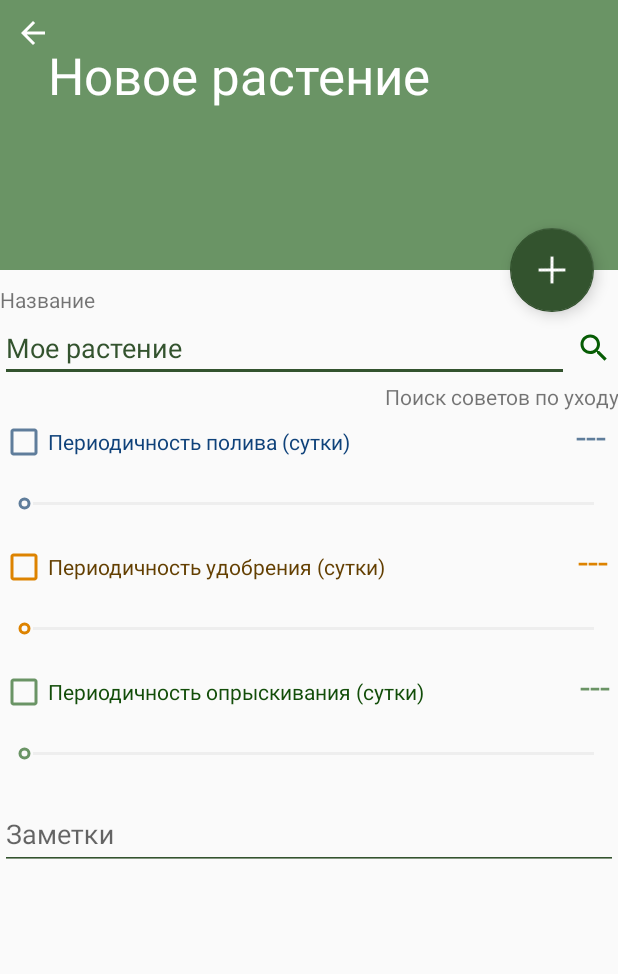
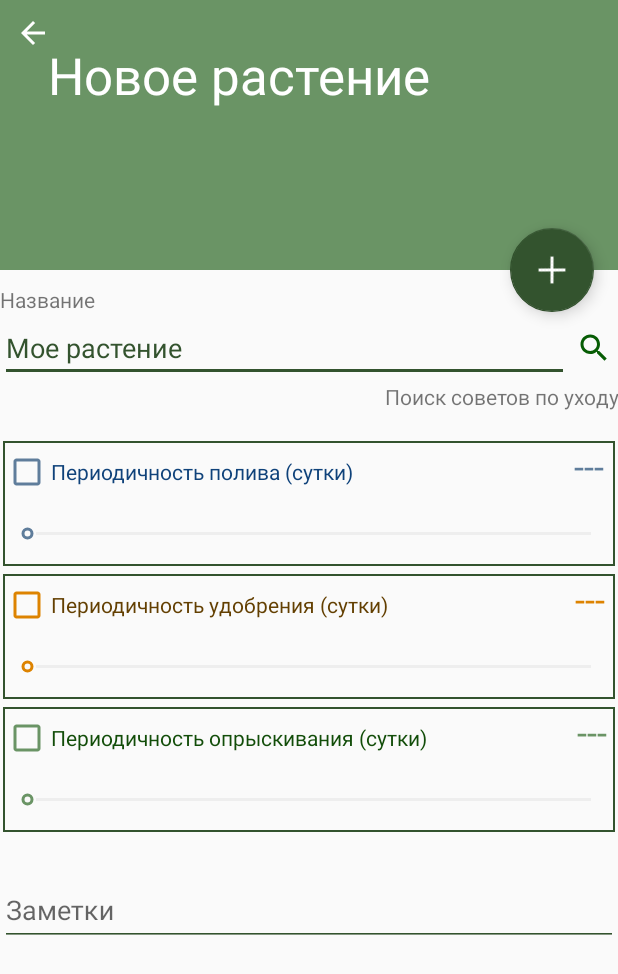
Before and after one commit to bpqda/PlantsProject, an Android app: the screen it shows after launch (CreationActivity), after a tap on an icon or button, on a phone screen of 412 x 824 dp. Shown: the top 974 px of the screen. Run offline under Robolectric (Android 15) with nearby library versions, the phone set to English and light mode, and no system bars.

Commit message:
небольшие изменения в интерфейсе

```diff
--- a/app/src/main/java/com/example/plantsproject/InfoPlantActivity.java
+++ b/app/src/main/java/com/example/plantsproject/InfoPlantActivity.java
@@ -21,7 +21,6 @@ public class InfoPlantActivity extends AppCompatActivity {
     TextView name, creationDate, watering, feeding, spraying, notes;
     Plant plant;
     ImageButton back;
-    //CollapsingToolbarLayout toolbarLayout2;
 
     @Override
     protected void onCreate(Bundle savedInstanceState) {
--- /dev/null
+++ b/app/src/main/res/drawable/black_square.xml
@@ -0,0 +1,8 @@
+<?xml version="1.0" encoding="utf-8"?>
+<selector xmlns:android="http://schemas.android.com/apk/res/android">
+    <item>
+        <shape android:shape="rectangle">
+            <stroke android:width="1dp" android:color="@color/darkGreen" />
+        </shape>
+    </item>
+</selector>
--- /dev/null
+++ b/app/src/main/res/drawable/plant_needsmth_background.xml
@@ -0,0 +1,10 @@
+<?xml version="1.0" encoding="utf-8"?>
+<selector xmlns:android="http://schemas.android.com/apk/res/android">
+    <item>
+        <shape android:shape="rectangle">
+            <stroke android:width="2dp" android:color="@color/colorMain" />
+            <solid android:color="#EBE9C9"/>
+            <corners android:radius="15dp" />
+        </shape>
+    </item>
+</selector>
--- a/app/src/main/res/layout/activity_main.xml
+++ b/app/src/main/res/layout/activity_main.xml
@@ -34,9 +34,7 @@
             android:id="@+id/list"
             android:layout_width="match_parent"
             android:layout_height="match_parent"
-            app:layout_behavior="@string/appbar_scrolling_view_behavior">
-
-        </ListView>
+            app:layout_behavior="@string/appbar_scrolling_view_behavior"/>
     </LinearLayout>
 
     <include
--- a/app/src/main/res/layout/content_creation.xml
+++ b/app/src/main/res/layout/content_creation.xml
@@ -60,6 +60,18 @@
                 android:gravity="right"
                 android:text="Поиск советов по уходу" />
 
+            <Space
+                android:layout_width="match_parent"
+                android:layout_height="20dp" />
+
+            <LinearLayout
+                android:layout_width="match_parent"
+                android:layout_height="match_parent"
+                android:layout_marginLeft="2dp"
+                android:layout_marginRight="2dp"
+                android:background="@drawable/black_square"
+                android:orientation="vertical">
+
                 <LinearLayout
                     android:layout_width="match_parent"
                     android:layout_height="41dp"
@@ -98,7 +110,21 @@
                     android:max="30"
                     android:progress="3"
                     android:progressTint="@color/blue"
-                android:thumbTint="@color/blue"/>
+                    android:thumbTint="@color/blue" />
+
+            </LinearLayout>
+
+            <Space
+                android:layout_width="match_parent"
+                android:layout_height="5dp" />
+
+            <LinearLayout
+                android:layout_width="match_parent"
+                android:layout_height="match_parent"
+                android:layout_marginLeft="2dp"
+                android:layout_marginRight="2dp"
+                android:background="@drawable/black_square"
+                android:orientation="vertical">
 
                 <LinearLayout
                     android:layout_width="match_parent"
@@ -140,6 +166,21 @@
                     android:progressTint="@color/yellow"
                     android:thumbTint="@color/yellow"></SeekBar>
 
+            </LinearLayout>
+
+
+            <Space
+                android:layout_width="match_parent"
+                android:layout_height="5dp" />
+
+            <LinearLayout
+                android:layout_width="match_parent"
+                android:layout_height="match_parent"
+                android:layout_marginLeft="2dp"
+                android:layout_marginRight="2dp"
+                android:background="@drawable/black_square"
+                android:orientation="vertical">
+
                 <LinearLayout
                     android:layout_width="match_parent"
                     android:layout_height="41dp"
@@ -180,6 +221,13 @@
                     android:progressTint="@color/colorMain"
                     android:thumbTint="@color/colorMain"></SeekBar>
 
+            </LinearLayout>
+
+            <Space
+                android:layout_width="match_parent"
+                android:layout_height="20dp"
+                android:layout_weight="1" />
+
             <com.google.android.material.textfield.TextInputLayout
                 android:layout_width="match_parent"
                 android:layout_height="match_parent">
@@ -194,6 +242,7 @@
                     android:backgroundTint="@color/darkGreen"
                     android:drawableTint="@color/darkGreen"/>
             </com.google.android.material.textfield.TextInputLayout>
+
         </LinearLayout>
     </ScrollView>
 
--- a/app/src/main/res/layout/plant_list.xml
+++ b/app/src/main/res/layout/plant_list.xml
@@ -2,15 +2,18 @@
 <LinearLayout xmlns:android="http://schemas.android.com/apk/res/android"
     xmlns:app="http://schemas.android.com/apk/res-auto"
     android:layout_width="match_parent"
-    android:layout_height="wrap_content">
+    android:layout_height="wrap_content"
+    android:background="@drawable/button_white">
 
     <ImageView
         android:id="@+id/imageView"
         android:layout_width="100dp"
         android:layout_height="match_parent"
+        android:padding="5dp"
         app:srcCompat="@drawable/plant_picture" />
 
     <LinearLayout
+        android:id="@+id/linLay"
         android:layout_width="match_parent"
         android:layout_height="100dp"
         android:orientation="vertical"
```
Also changed, not shown: app/src/main/java/com/example/plantsproject/MainActivity.java (+12 -6 lines), app/src/main/res/layout/content_info_plant.xml (+4 -4 lines), app/src/main/res/drawable/background_leaves.jpg (deleted). Lines whose indentation alone changed are shown as unchanged.
